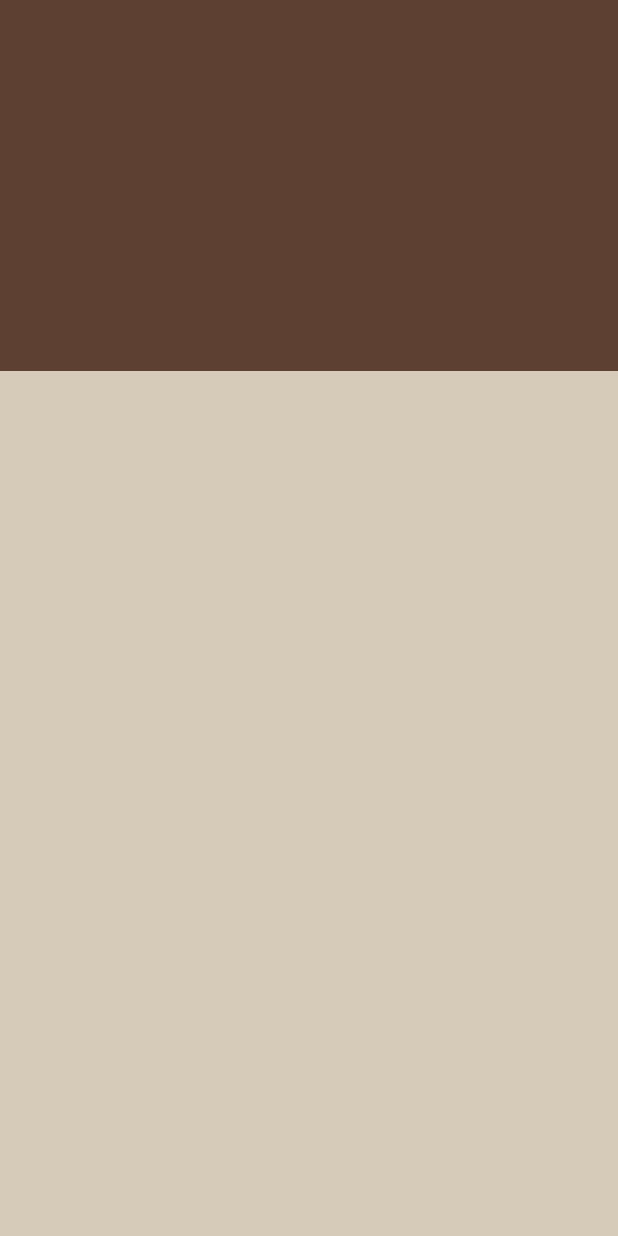
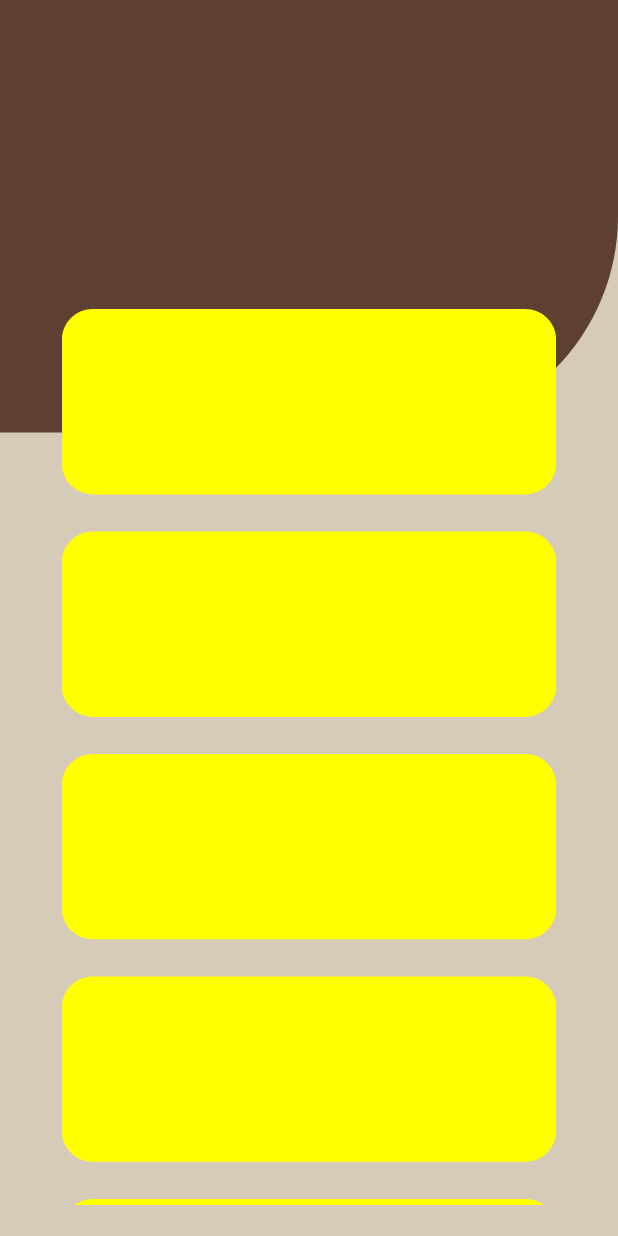
Before and after one commit to afniyafemin/elegantia_art, a Flutter app: the CategoryList screen opened directly, after a tap on "Paper Crafts", on a phone screen of 412 x 824 dp. Run offline on Flutter 3.47's test engine with Material 3 defaults, Android fonts, the light colour scheme and no system bars; our stand-ins replace carousel_slider, country_code_picker, curved_navigation_bar, flutter_rating_bar, pinput, smooth_page_indicator; missing offline and left inert: search_app_bar_page.

Commit message:
initial commit

```diff
--- a/lib/features/modules/customer/categories.dart
+++ b/lib/features/modules/customer/categories.dart
@@ -3,6 +3,7 @@ import 'package:elegantia_art/core/color_constants/color_constant.dart';
 import 'package:elegantia_art/features/login_signup/login.dart';
 import 'package:elegantia_art/features/modules/customer/catelog_1.dart';
 import 'package:elegantia_art/features/modules/customer/catelogs.dart';
+import 'package:elegantia_art/features/modules/customer/catelogs_new_ui.dart';
 import 'package:elegantia_art/main.dart';
 import 'package:flutter/material.dart';
 String c="";
@@ -58,7 +59,7 @@ class _CategoryListState extends State<CategoryList> {
                   return InkWell(
                     onTap: () {
                       c=categories[index];
-                      Navigator.push(context, MaterialPageRoute(builder: (context) => Catelogs(),));
+                      Navigator.push(context, MaterialPageRoute(builder: (context) => CatelogsNewUi(),));
                       setState(() {
 
                       });
--- a/lib/features/modules/customer/catelogs.dart
+++ b/lib/features/modules/customer/catelogs.dart
@@ -43,7 +43,6 @@ class _CatelogsState extends State<Catelogs> {
       backgroundColor: ColorConstant.secondaryColor,
       body: Column(children: [
         Container(
-
           child: Stack(
             children: <Widget>[
               Container(
@@ -79,6 +78,7 @@ class _CatelogsState extends State<Catelogs> {
             ],
           ),
         ),
-        ]));
+      ])
+    );
   }
 }
--- /dev/null
+++ b/lib/features/modules/customer/catelogs_new_ui.dart
@@ -0,0 +1,69 @@
+import 'package:elegantia_art/core/color_constants/color_constant.dart';
+import 'package:elegantia_art/main.dart';
+import 'package:flutter/material.dart';
+
+class CatelogsNewUi extends StatefulWidget {
+  const CatelogsNewUi({super.key});
+
+  @override
+  State<CatelogsNewUi> createState() => _CatelogsNewUiState();
+}
+
+class _CatelogsNewUiState extends State<CatelogsNewUi> {
+  @override
+  Widget build(BuildContext context) {
+    return Scaffold(
+      backgroundColor: ColorConstant.secondaryColor,
+      body: SingleChildScrollView(
+        child: Column(
+          children: [
+            Stack(children: [
+              Container(
+                height: height * 0.35,
+                width: width * 1,
+                decoration: BoxDecoration(
+                  color: ColorConstant.primaryColor,
+                  borderRadius: BorderRadius.only(
+                    bottomRight: Radius.circular(width*0.35),
+                  )
+                ),
+              ),
+              Center(
+                child: Padding(
+                  padding:EdgeInsets.only(top: height*0.25),
+                  child: Container(
+                    height: height*0.725,
+                    width: width*0.8,
+                    child: Column(
+                      children: [
+                        Expanded(
+                            child: ListView.separated(
+                                itemBuilder: (context, index) {
+                                  return Container(
+                                    height: height*0.15,
+                                    width: width*0.7,
+                                    decoration: BoxDecoration(
+                                      color: Colors.yellowAccent,
+                                      borderRadius: BorderRadius.circular(width*0.05)
+                                    ),
+                                  );
+                                },
+                                separatorBuilder: (context, index) {
+                                  return SizedBox(height: height*0.03,);
+                                },
+                                itemCount: 10
+                            )
+                        )
+                      ],
+                    ),
+                    // color: Colors.white,
+                  ),
+                ),
+              )
+            ])
+          ],
+        ),
+      ),
+    );
+  }
+}
--- a/lib/main.dart
+++ b/lib/main.dart
@@ -1,5 +1,6 @@
 import 'package:elegantia_art/core/color_constants/color_constant.dart';
 import 'package:elegantia_art/features/login_signup/signup.dart';
+import 'package:elegantia_art/features/modules/customer/catelogs_new_ui.dart';
 import 'package:elegantia_art/features/modules/customer/customer_navbar.dart';
 import 'package:elegantia_art/features/modules/customer/product_details.dart';
 import 'package:elegantia_art/features/modules/module.dart';
@@ -21,7 +22,7 @@ class MyApp extends StatelessWidget {
     width=MediaQuery.of(context).size.width;
     return MaterialApp(
       debugShowCheckedModeBanner: false,
-      home: ModuleDivision(),
+      home: CatelogsNewUi(),
     );
   }
 }
```
Lines whose indentation alone changed are shown as unchanged.
